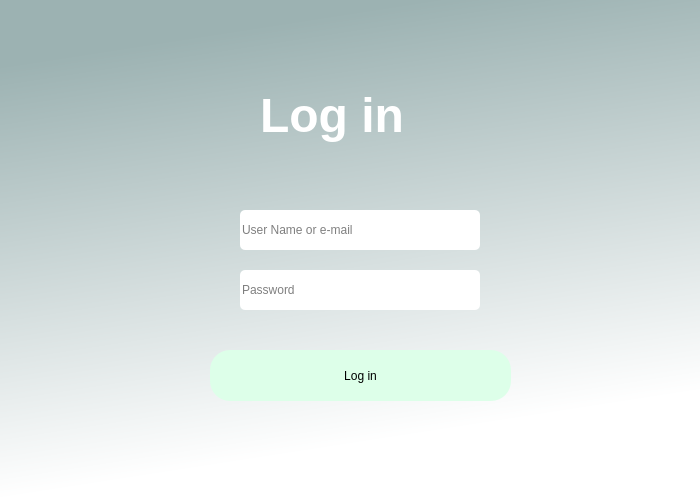
First picture: the form in guicore/login_screen.ui, repository Igna11/billetera, before the edit.
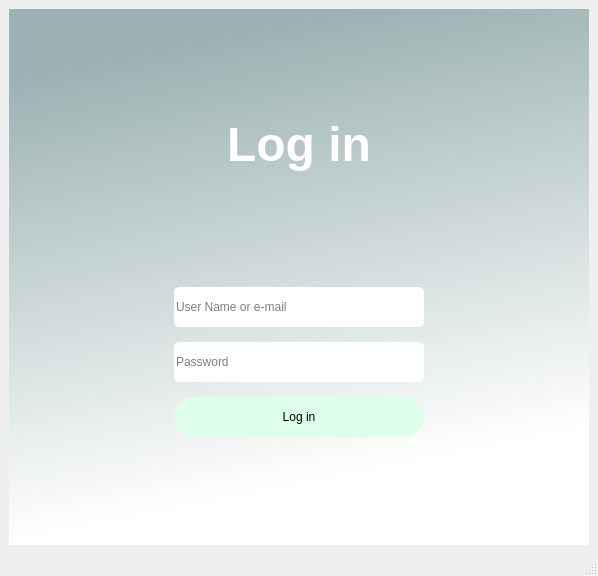
Second picture: the form after the edit.

Diff of the .ui file:
```diff
--- a/guicore/login_screen.ui
+++ b/guicore/login_screen.ui
@@ -1,141 +1,199 @@
 <?xml version="1.0" encoding="UTF-8"?>
 <ui version="4.0">
- <class>BilleteraApp</class>
- <widget class="QDialog" name="BilleteraApp">
+ <class>MainWindow</class>
+ <widget class="QMainWindow" name="MainWindow">
   <property name="geometry">
    <rect>
     <x>0</x>
     <y>0</y>
-    <width>700</width>
-    <height>500</height>
+    <width>598</width>
+    <height>576</height>
    </rect>
   </property>
   <property name="windowTitle">
    <string>Dialog</string>
   </property>
-  <property name="sizeGripEnabled">
-   <bool>false</bool>
-  </property>
-  <property name="modal">
-   <bool>false</bool>
-  </property>
-  <widget class="QWidget" name="widget" native="true">
+  <widget class="QWidget" name="centralwidget">
+   <layout class="QHBoxLayout" name="horizontalLayout">
+    <item>
+     <widget class="QWidget" name="verticalWidget" native="true">
+      <property name="styleSheet">
+       <string notr="true">QWidget#verticalWidget{
+background-color:qlineargradient(spread:pad, x1:0, y1:0, x2:0.207, y2:0.954545, stop:0.132159 rgba(156, 178, 178, 255), stop:1 rgba(255, 255, 255, 255))}</string>
+      </property>
+      <layout class="QHBoxLayout" name="horizontalLayout_3">
+       <item>
+        <spacer name="horizontalSpacer">
+         <property name="orientation">
+          <enum>Qt::Horizontal</enum>
+         </property>
+         <property name="sizeHint" stdset="0">
+          <size>
+           <width>40</width>
+           <height>20</height>
+          </size>
+         </property>
+        </spacer>
+       </item>
+       <item>
+        <layout class="QVBoxLayout" name="verticalLayout_2">
+         <property name="spacing">
+          <number>15</number>
+         </property>
+         <item>
+          <spacer name="verticalSpacer_2">
+           <property name="orientation">
+            <enum>Qt::Vertical</enum>
+           </property>
+           <property name="sizeHint" stdset="0">
+            <size>
+             <width>20</width>
+             <height>40</height>
+            </size>
+           </property>
+          </spacer>
+         </item>
+         <item>
+          <widget class="QLabel" name="label">
+           <property name="text">
+            <string>&lt;html&gt;&lt;head/&gt;&lt;body&gt;&lt;p align=&quot;center&quot;&gt;&lt;span style=&quot; font-size:36pt; font-weight:600; color:#ffffff;&quot;&gt;Log in&lt;/span&gt;&lt;/p&gt;&lt;/body&gt;&lt;/html&gt;</string>
+           </property>
+          </widget>
+         </item>
+         <item>
+          <spacer name="verticalSpacer_3">
+           <property name="orientation">
+            <enum>Qt::Vertical</enum>
+           </property>
+           <property name="sizeHint" stdset="0">
+            <size>
+             <width>20</width>
+             <height>20</height>
+            </size>
+           </property>
+          </spacer>
+         </item>
+         <item>
+          <widget class="QLineEdit" name="user_name_line">
+           <property name="minimumSize">
+            <size>
+             <width>250</width>
+             <height>40</height>
+            </size>
+           </property>
+           <property name="toolTip">
+            <string/>
+           </property>
+           <property name="styleSheet">
+            <string notr="true">background-color: rgb(255, 255, 255);
+border-radius:5px;
+</string>
+           </property>
+           <property name="text">
+            <string/>
+           </property>
+           <property name="frame">
+            <bool>false</bool>
+           </property>
+           <property name="placeholderText">
+            <string>User Name or e-mail</string>
+           </property>
+          </widget>
+         </item>
+         <item>
+          <widget class="QLineEdit" name="password_line">
+           <property name="minimumSize">
+            <size>
+             <width>250</width>
+             <height>40</height>
+            </size>
+           </property>
+           <property name="toolTip">
+            <string/>
+           </property>
+           <property name="styleSheet">
+            <string notr="true">background-color: rgb(255, 255, 255);
+border-radius:5px;
+</string>
+           </property>
+           <property name="text">
+            <string/>
+           </property>
+           <property name="frame">
+            <bool>false</bool>
+           </property>
+           <property name="placeholderText">
+            <string>Password</string>
+           </property>
+          </widget>
+         </item>
+         <item>
+          <widget class="QPushButton" name="login_button">
+           <property name="minimumSize">
+            <size>
+             <width>250</width>
+             <height>40</height>
+            </size>
+           </property>
+           <property name="cursor">
+            <cursorShape>PointingHandCursor</cursorShape>
+           </property>
+           <property name="mouseTracking">
+            <bool>false</bool>
+           </property>
+           <property name="styleSheet">
+            <string notr="true">border-radius:20px;
+background-color:rgb(221, 255, 233);</string>
+           </property>
+           <property name="text">
+            <string>Log in</string>
+           </property>
+          </widget>
+         </item>
+         <item>
+          <spacer name="verticalSpacer">
+           <property name="orientation">
+            <enum>Qt::Vertical</enum>
+           </property>
+           <property name="sizeHint" stdset="0">
+            <size>
+             <width>20</width>
+             <height>40</height>
+            </size>
+           </property>
+          </spacer>
+         </item>
+        </layout>
+       </item>
+       <item>
+        <spacer name="horizontalSpacer_2">
+         <property name="orientation">
+          <enum>Qt::Horizontal</enum>
+         </property>
+         <property name="sizeHint" stdset="0">
+          <size>
+           <width>40</width>
+           <height>20</height>
+          </size>
+         </property>
+        </spacer>
+       </item>
+      </layout>
+     </widget>
+    </item>
+   </layout>
+  </widget>
+  <widget class="QMenuBar" name="menubar">
    <property name="geometry">
     <rect>
      <x>0</x>
      <y>0</y>
-     <width>700</width>
-     <height>500</height>
+     <width>598</width>
+     <height>26</height>
     </rect>
    </property>
-   <property name="styleSheet">
-    <string notr="true">QWidget#widget{
-background-color:qlineargradient(spread:pad, x1:0, y1:0, x2:0.207, y2:0.954545, stop:0.132159 rgba(156, 178, 178, 255), stop:1 rgba(255, 255, 255, 255))}</string>
-   </property>
-   <widget class="QLabel" name="label">
-    <property name="geometry">
-     <rect>
-      <x>260</x>
-      <y>80</y>
-      <width>201</width>
-      <height>71</height>
-     </rect>
-    </property>
-    <property name="text">
-     <string>&lt;html&gt;&lt;head/&gt;&lt;body&gt;&lt;p&gt;&lt;span style=&quot; font-size:36pt; font-weight:600; color:#ffffff;&quot;&gt;Log in&lt;/span&gt;&lt;/p&gt;&lt;/body&gt;&lt;/html&gt;</string>
-    </property>
-   </widget>
-   <widget class="QPushButton" name="login_button">
-    <property name="geometry">
-     <rect>
-      <x>210</x>
-      <y>350</y>
-      <width>301</width>
-      <height>51</height>
-     </rect>
-    </property>
-    <property name="cursor">
-     <cursorShape>PointingHandCursor</cursorShape>
-    </property>
-    <property name="mouseTracking">
-     <bool>false</bool>
-    </property>
-    <property name="styleSheet">
-     <string notr="true">border-radius:20px;
-background-color:rgb(221, 255, 233);</string>
-    </property>
-    <property name="text">
-     <string>Log in</string>
-    </property>
-   </widget>
-   <widget class="QLineEdit" name="user_name_line">
-    <property name="geometry">
-     <rect>
-      <x>240</x>
-      <y>210</y>
-      <width>240</width>
-      <height>40</height>
-     </rect>
-    </property>
-    <property name="toolTip">
-     <string/>
-    </property>
-    <property name="styleSheet">
-     <string notr="true">background-color: rgb(255, 255, 255);
-border-radius:5px;
-</string>
-    </property>
-    <property name="text">
-     <string/>
-    </property>
-    <property name="frame">
-     <bool>false</bool>
-    </property>
-    <property name="placeholderText">
-     <string>User Name or e-mail</string>
-    </property>
-   </widget>
-   <widget class="QLineEdit" name="password_line">
-    <property name="geometry">
-     <rect>
-      <x>240</x>
-      <y>270</y>
-      <width>240</width>
-      <height>40</height>
-     </rect>
-    </property>
-    <property name="toolTip">
-     <string/>
-    </property>
-    <property name="styleSheet">
-     <string notr="true">background-color: rgb(255, 255, 255);
-border-radius:5px;
-</string>
-    </property>
-    <property name="text">
-     <string/>
-    </property>
-    <property name="frame">
-     <bool>false</bool>
-    </property>
-    <property name="placeholderText">
-     <string>Password</string>
-    </property>
-   </widget>
-   <widget class="QLabel" name="login_label">
-    <property name="geometry">
-     <rect>
-      <x>250</x>
-      <y>320</y>
-      <width>411</width>
-      <height>20</height>
-     </rect>
-    </property>
-    <property name="text">
-     <string/>
-    </property>
-   </widget>
   </widget>
+  <widget class="QStatusBar" name="statusbar"/>
  </widget>
  <resources/>
  <connections/>
```
Left out of the diff: 2 changed lines with no effect on the pictures.
